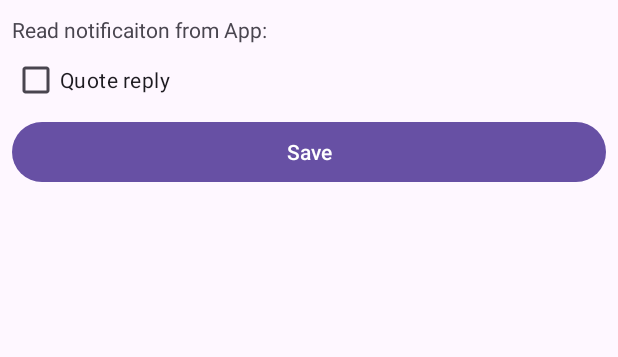
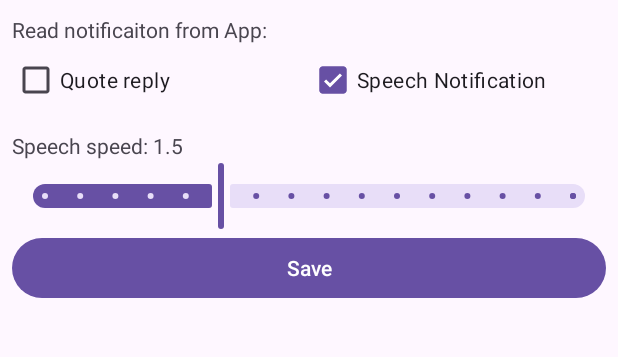
Before and after one commit to JustinBeBoy/zalo_auto, an Android app: the screen it shows after launch (MainActivity), on a phone screen of 412 x 824 dp, the part 205-562 px from its top. Run offline under Robolectric (Android 15) with nearby library versions, the phone set to English and light mode, and no system bars; our stand-ins replace navigation-ui.

Commit message:
fix some issue

```diff
--- a/app/src/main/java/com/example/quick_reply/AppList.kt
+++ b/app/src/main/java/com/example/quick_reply/AppList.kt
@@ -31,5 +31,7 @@ val FILTER_REGEX_TEXT_KEY = "filter_regex_text"
 val FILTER_REGEX_TITLE_KEY = "filter_regex_title"
 val REPLY_TEXT_KEY = "reply_text"
 val QUOTE_REPLY_KEY = "quote_reply"
+val SPEECH_SPEED_KEY = "speech_speed"
+val SPEECH_NOTI_KEY = "speech_noti"
 
 val MAX_COUNT = 4
--- a/app/src/main/java/com/example/quick_reply/FirstFragment.kt
+++ b/app/src/main/java/com/example/quick_reply/FirstFragment.kt
@@ -12,11 +12,13 @@ import android.widget.Button
 import android.widget.CheckBox
 import android.widget.EditText
 import android.widget.ListView
+import android.widget.TextView
 import android.widget.Toast
 import androidx.fragment.app.Fragment
 import androidx.recyclerview.widget.LinearLayoutManager
 import androidx.recyclerview.widget.RecyclerView
 import com.example.quick_reply.databinding.FragmentFirstBinding
+import com.google.android.material.slider.Slider
 
 
 /**
@@ -61,11 +63,19 @@ class FirstFragment : Fragment(){
         val checkedApps = sharedPreferences.getStringSet(CHECKED_APPS_KEY, emptySet())
         val replyText = sharedPreferences.getString(REPLY_TEXT_KEY, "Reply from QuickReply App")
         val quoteReply = sharedPreferences.getBoolean(QUOTE_REPLY_KEY, false)
+        val speed = sharedPreferences.getFloat(SPEECH_SPEED_KEY, 1.5f)
+        val speechNoti = sharedPreferences.getBoolean(SPEECH_NOTI_KEY, true)
 //        val filterRegexText = sharedPreferences.getString(FILTER_REGEX_TEXT_KEY, "^[^:]*\$")
 //        val filterRegexTitle = sharedPreferences.getString(FILTER_REGEX_TITLE_KEY, "")
 
         binding.root.findViewById<EditText>(R.id.replyText).setText(replyText)
         binding.root.findViewById<CheckBox>(R.id.quote_reply).isChecked = quoteReply
+        binding.root.findViewById<CheckBox>(R.id.speech_notifcation).isChecked = speechNoti
+        binding.root.findViewById<Slider>(R.id.speech_speed).value = speed
+        binding.root.findViewById<TextView>(R.id.speed_text).text = "Speech speed: $speed"
+        binding.root.findViewById<Slider>(R.id.speech_speed).addOnChangeListener { _, value, _ ->
+            binding.root.findViewById<TextView>(R.id.speed_text).text = "Speech speed: $value"
+        }
 //        binding.root.findViewById<EditText>(R.id.regex_title).setText(filterRegexTitle)
 //        binding.root.findViewById<EditText>(R.id.regex_text).setText(filterRegexText)
 
@@ -92,6 +102,7 @@ class FirstFragment : Fragment(){
         val replyText = binding.root.findViewById<EditText>(R.id.replyText).text
         editor.putString(REPLY_TEXT_KEY, replyText.toString())
         editor.putBoolean(QUOTE_REPLY_KEY, binding.root.findViewById<CheckBox>(R.id.quote_reply).isChecked)
+        editor.putFloat(SPEECH_SPEED_KEY, binding.root.findViewById<Slider>(R.id.speech_speed).value)
 //        editor.putString(FILTER_REGEX_TITLE_KEY, binding.root.findViewById<EditText>(R.id.regex_title).text.toString())
 //        editor.putString(FILTER_REGEX_TEXT_KEY, binding.root.findViewById<EditText>(R.id.regex_text).text.toString())
         editor.apply()
--- a/app/src/main/res/layout/fragment_first.xml
+++ b/app/src/main/res/layout/fragment_first.xml
@@ -72,12 +72,39 @@
                     android:layout_width="match_parent"
                     android:layout_height="wrap_content"
                     android:layout_below="@id/all_apps"
-                    android:orientation="horizontal">
-                        <CheckBox
-                            android:id="@+id/quote_reply"
-                            android:layout_width="wrap_content"
+                    android:orientation="vertical">
+                        <LinearLayout
+                            android:layout_width="match_parent"
                             android:layout_height="wrap_content"
-                            android:text="Quote reply"/>
+                            android:orientation="horizontal">
+                                <CheckBox
+                                    android:id="@+id/quote_reply"
+                                    android:layout_width="0dp"
+                                    android:layout_weight="1"
+                                    android:layout_height="wrap_content"
+                                    android:text="Quote reply"/>
+                                <CheckBox
+                                    android:id="@+id/speech_notifcation"
+                                    android:layout_width="0dp"
+                                    android:layout_weight="1"
+                                    android:layout_height="wrap_content"
+                                    android:text="Speech Notification"/>
+                        </LinearLayout>
+                        <TextView
+                            android:id="@+id/speed_text"
+                            android:layout_marginTop="10dp"
+                            android:layout_width="match_parent"
+                            android:layout_height="wrap_content"
+                            android:layout_below="@id/replyText"
+                            android:text="Speech speed: 1.5"/>
+                        <com.google.android.material.slider.Slider
+                            android:id="@+id/speech_speed"
+                            android:layout_width="match_parent"
+                            android:layout_height="wrap_content"
+                            android:valueFrom="1f"
+                            android:value="1.5f"
+                            android:valueTo="2.5f"
+                            android:stepSize="0.1"/>
                 </LinearLayout>
 
                 <Button
```
Also changed, not shown: app/src/main/java/com/example/quick_reply/FloatingButtonAdapter.kt (+8 -0 lines), app/src/main/java/com/example/quick_reply/FloatingButtonService.kt (+10 -7 lines).
